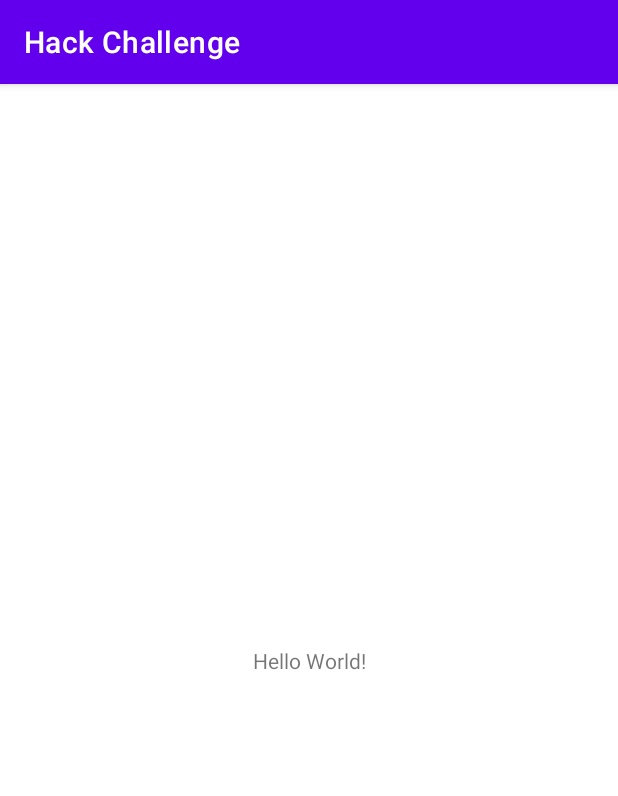
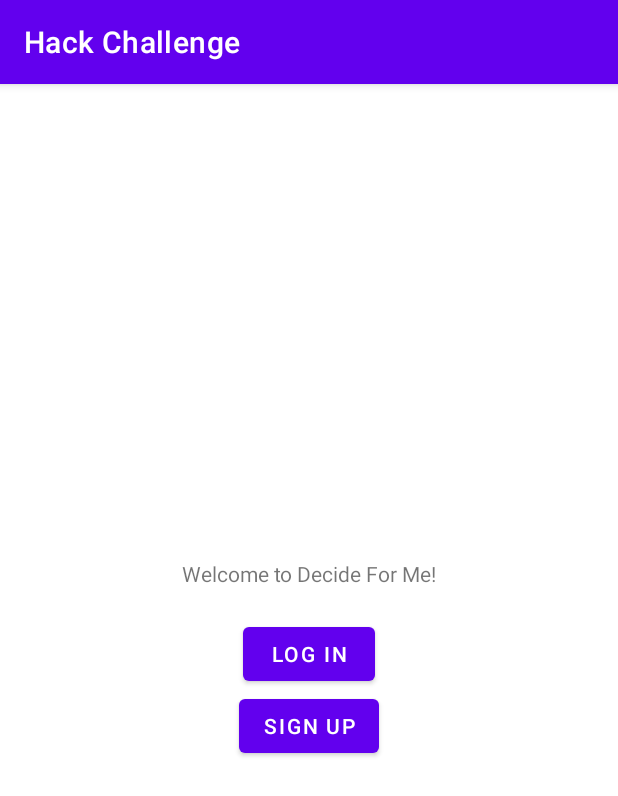
Before and after one commit to ObsidianDragon/HackChallenge, an Android app: the screen it shows after launch (MainActivity), on a phone screen of 412 x 824 dp. Shown: the top 796 px of the screen. Run offline under Robolectric (Android 15) with nearby library versions, the phone set to English and light mode, and no system bars.

Commit message:
Added activities for login/signup, asking a question, and seeing question history. Added navigation between pages Added recycler view Added first basic networking call (untested)

```diff
--- a/app/src/main/java/com/example/hackchallenge/MainActivity.kt
+++ b/app/src/main/java/com/example/hackchallenge/MainActivity.kt
@@ -1,11 +1,28 @@
 package com.example.hackchallenge
 
+import android.content.Intent
 import androidx.appcompat.app.AppCompatActivity
 import android.os.Bundle
+import android.widget.Button
 
 class MainActivity : AppCompatActivity() {
     override fun onCreate(savedInstanceState: Bundle?) {
         super.onCreate(savedInstanceState)
         setContentView(R.layout.activity_main)
+
+        val login: Button = findViewById(R.id.login)
+        val signup: Button = findViewById(R.id.signup)
+
+        login.setOnClickListener{
+            val intent = Intent(this, LoginActivity::class.java)
+            intent.putExtra("signup", false)
+            startActivity(intent)
+        }
+
+        signup.setOnClickListener{
+            val intent = Intent(this, LoginActivity::class.java)
+            intent.putExtra("signup", true)
+            startActivity(intent)
+        }
     }
 }
--- a/app/src/main/res/layout/activity_main.xml
+++ b/app/src/main/res/layout/activity_main.xml
@@ -5,14 +5,49 @@
     android:layout_width="match_parent"
     android:layout_height="match_parent"
     tools:context=".MainActivity">
-
-    <TextView
+    <androidx.appcompat.widget.LinearLayoutCompat
         android:layout_width="wrap_content"
         android:layout_height="wrap_content"
-        android:text="Hello World!"
+        app:layout_constraintTop_toTopOf="parent"
         app:layout_constraintBottom_toBottomOf="parent"
-        app:layout_constraintLeft_toLeftOf="parent"
-        app:layout_constraintRight_toRightOf="parent"
-        app:layout_constraintTop_toTopOf="parent" />
+        app:layout_constraintStart_toStartOf="parent"
+        app:layout_constraintEnd_toEndOf="parent"
+        android:orientation="vertical"
+        android:gravity="center_horizontal">
+
+
+        <TextView
+            android:id="@+id/welcome"
+            android:layout_width="wrap_content"
+            android:layout_height="wrap_content"
+            android:text="@string/welcome"
+            app:layout_constraintBottom_toBottomOf="parent"
+            app:layout_constraintLeft_toLeftOf="parent"
+            app:layout_constraintRight_toRightOf="parent"
+            app:layout_constraintTop_toTopOf="parent" />
+        <Button
+            android:id="@+id/login"
+            android:layout_width="wrap_content"
+            android:layout_height="wrap_content"
+            android:text="@string/log_in"
+            android:layout_marginTop="20dp"
+            app:layout_constraintTop_toBottomOf="@id/welcome"
+            app:layout_constraintStart_toStartOf="parent"
+            app:layout_constraintEnd_toEndOf="parent"
+            app:layout_constraintBottom_toTopOf="@+id/signup"/>
+        <Button
+            android:id="@+id/signup"
+            android:layout_width="wrap_content"
+            android:layout_height="wrap_content"
+            android:text="@string/sign_up"
+            app:layout_constraintStart_toStartOf="parent"
+            app:layout_constraintEnd_toEndOf="parent"
+            app:layout_constraintTop_toBottomOf="@+id/login"/>
+
+
+    </androidx.appcompat.widget.LinearLayoutCompat>
+
+
+
 
 </androidx.constraintlayout.widget.ConstraintLayout>
--- /dev/null
+++ b/app/src/main/res/values/dimens.xml
@@ -0,0 +1,4 @@
+<?xml version="1.0" encoding="utf-8"?>
+<resources>
+    <dimen name="cell_height">100dp</dimen>
+</resources>
--- a/app/src/main/res/values/strings.xml
+++ b/app/src/main/res/values/strings.xml
@@ -1,3 +1,11 @@
 <resources>
     <string name="app_name">Hack Challenge</string>
+    <string name="welcome">Welcome to Decide For Me!</string>
+    <string name="log_in">Log In</string>
+    <string name="sign_up">Sign Up</string>
+    <string name="password">password</string>
+    <string name="username">username</string>
+    <string name="ask_a_yes_or_no_question">Ask a Yes or No Question</string>
+    <string name="ask">Ask!</string>
+    <string name="type_your_question_here">Type your question here</string>
 </resources>
```
Also changed, not shown: app/build.gradle (+7 -0 lines), app/src/main/AndroidManifest.xml (+12 -0 lines), app/src/main/java/com/example/hackchallenge/AskQuestion.kt (added, +22 -0 lines), app/src/main/java/com/example/hackchallenge/LoginActivity.kt (added, +35 -0 lines), app/src/main/java/com/example/hackchallenge/Question.kt (added, +9 -0 lines), app/src/main/java/com/example/hackchallenge/QuestionAdapter.kt (added, +31 -0 lines), app/src/main/java/com/example/hackchallenge/QuestionHistory.kt (added, +65 -0 lines), app/src/main/res/layout/activity_ask_question.xml (added, +40 -0 lines), app/src/main/res/layout/activity_login.xml (added, +51 -0 lines), app/src/main/res/layout/activity_question_history.xml (added, +18 -0 lines), app/src/main/res/layout/question_cell.xml (added, +30 -0 lines).
